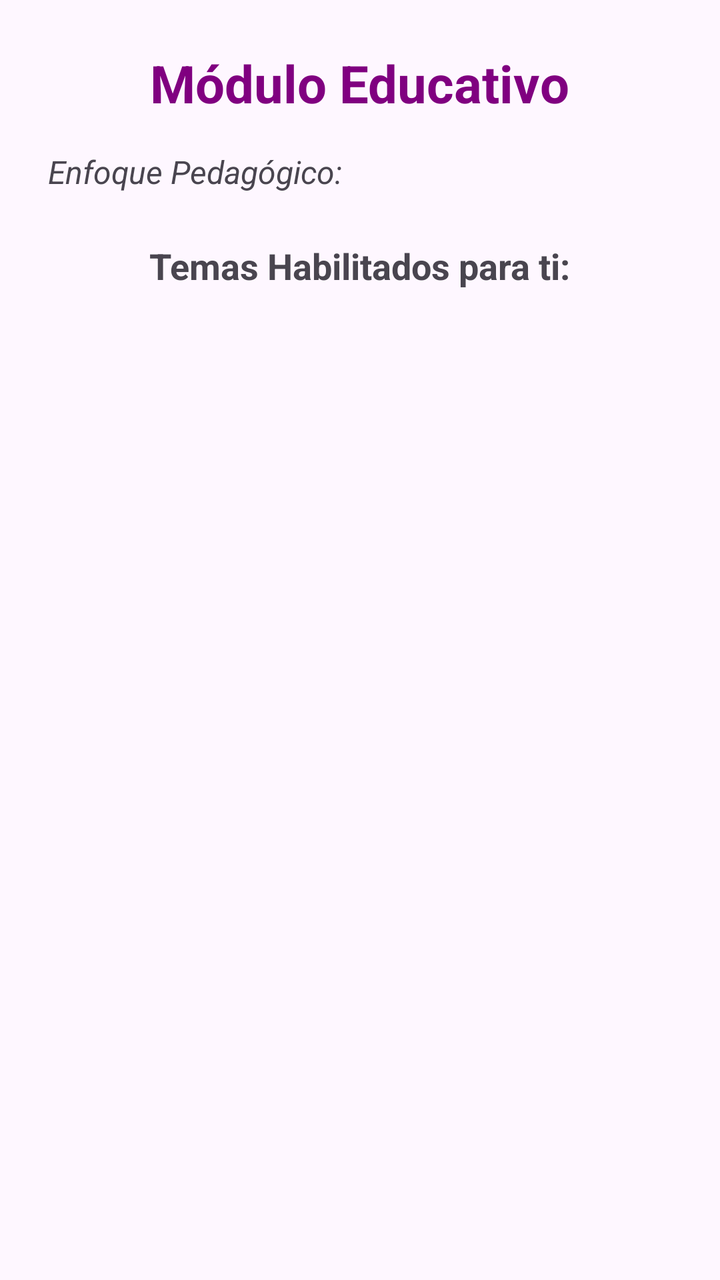
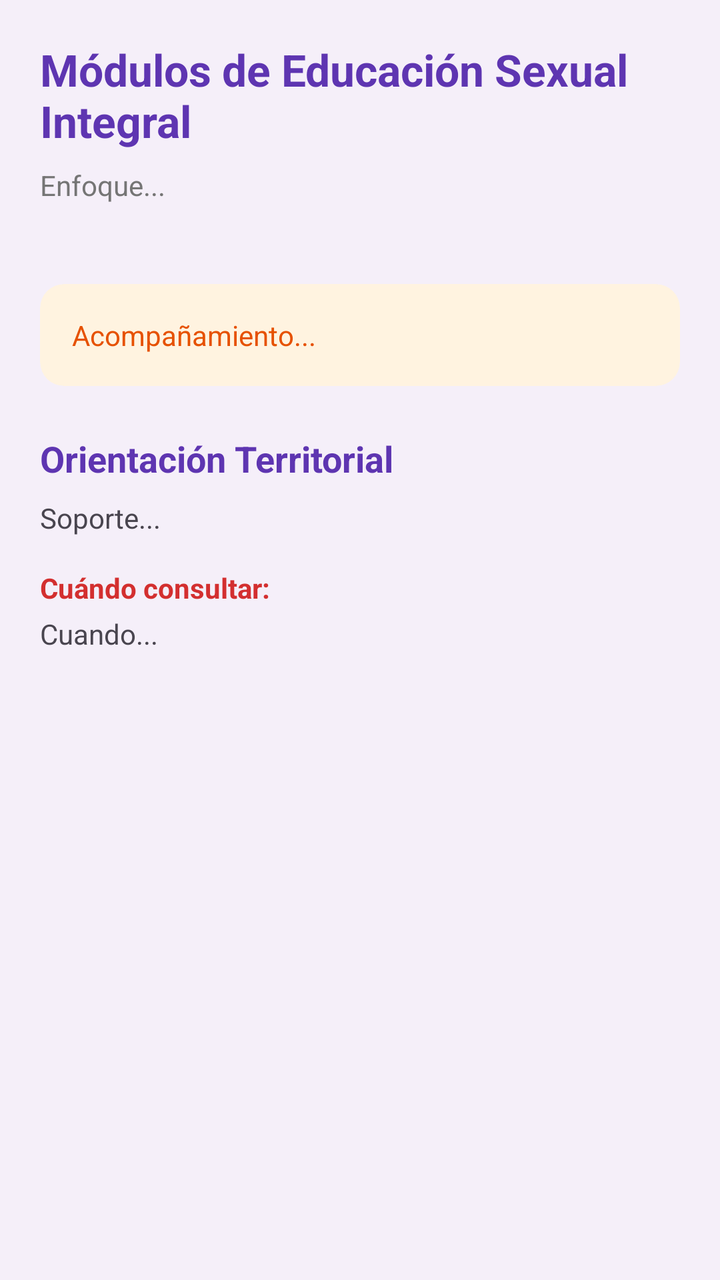

An Android layout rendered at two revisions. The XML below is the earlier revision; the diff shows what the commit changed to produce the second picture.
<!-- AndroidManifest.xml: application theme Theme.Aura -->
<!-- res/layout/activity_educacion.xml -->
<?xml version="1.0" encoding="utf-8"?>
<LinearLayout xmlns:android="http://schemas.android.com/apk/res/android"
    android:layout_width="match_parent"
    android:layout_height="match_parent"
    android:orientation="vertical"
    android:padding="24dp"
    android:gravity="center_horizontal">

    <TextView
        android:layout_width="wrap_content"
        android:layout_height="wrap_content"
        android:text="Módulo Educativo"
        android:textSize="26sp"
        android:textStyle="bold"
        android:textColor="#800080"
        android:layout_marginBottom="16dp"/>

    <TextView
        android:id="@+id/tvEnfoquePedagogico"
        android:layout_width="match_parent"
        android:layout_height="wrap_content"
        android:text="Enfoque Pedagógico:"
        android:textSize="16sp"
        android:textStyle="italic"
        android:layout_marginBottom="24dp"/>

    <TextView
        android:layout_width="wrap_content"
        android:layout_height="wrap_content"
        android:text="Temas Habilitados para ti:"
        android:textSize="18sp"
        android:textStyle="bold"
        android:layout_marginBottom="8dp"/>

    <ListView
        android:id="@+id/lvTemas"
        android:layout_width="match_parent"
        android:layout_height="0dp"
        android:layout_weight="1"
        android:layout_marginBottom="16dp"/>

    <Button
        android:id="@+id/btnIrCitas"
        android:layout_width="match_parent"
        android:layout_height="wrap_content"
        android:text="Agendar Cita Médica"
        android:backgroundTint="#800080"
        android:visibility="gone"/>
    

</LinearLayout>
<!-- resources referenced by this layout -->
<resources>
  <style name="Theme.Aura" parent="Base.Theme.Aura" />
  <style name="Base.Theme.Aura" parent="Theme.Material3.DayNight.NoActionBar">
          
          
      </style>
</resources>

<!-- the commit's change to res/layout/activity_educacion.xml (unified diff, before → after) -->
@@ -1,51 +1,94 @@
 <?xml version="1.0" encoding="utf-8"?>
-<LinearLayout xmlns:android="http://schemas.android.com/apk/res/android"
+<ScrollView xmlns:android="http://schemas.android.com/apk/res/android"
+    xmlns:app="http://schemas.android.com/apk/res-auto"
     android:layout_width="match_parent"
     android:layout_height="match_parent"
-    android:orientation="vertical"
-    android:padding="24dp"
-    android:gravity="center_horizontal">
+    android:background="@color/background_light"
+    android:fillViewport="true">
 
-    <TextView
-        android:layout_width="wrap_content"
-        android:layout_height="wrap_content"
-        android:text="Módulo Educativo"
-        android:textSize="26sp"
-        android:textStyle="bold"
-        android:textColor="#800080"
-        android:layout_marginBottom="16dp"/>
-
-    <TextView
-        android:id="@+id/tvEnfoquePedagogico"
+    <LinearLayout
         android:layout_width="match_parent"
         android:layout_height="wrap_content"
-        android:text="Enfoque Pedagógico:"
-        android:textSize="16sp"
-        android:textStyle="italic"
-        android:layout_marginBottom="24dp"/>
+        android:orientation="vertical"
+        android:padding="20dp">
 
-    <TextView
-        android:layout_width="wrap_content"
-        android:layout_height="wrap_content"
-        android:text="Temas Habilitados para ti:"
-        android:textSize="18sp"
-        android:textStyle="bold"
-        android:layout_marginBottom="8dp"/>
+        <TextView
+            android:layout_width="wrap_content"
+            android:layout_height="wrap_content"
+            android:text="Módulos de Educación Sexual Integral"
+            android:textSize="22sp"
+            android:textStyle="bold"
+            android:textColor="@color/purple_primary"
+            android:layout_marginBottom="8dp"/>
 
-    <ListView
-        android:id="@+id/lvTemas"
-        android:layout_width="match_parent"
-        android:layout_height="0dp"
-        android:layout_weight="1"
-        android:layout_marginBottom="16dp"/>
+        <TextView
+            android:id="@+id/tvEnfoque"
+            android:layout_width="wrap_content"
+            android:layout_height="wrap_content"
+            android:text="Enfoque..."
+            android:textSize="14sp"
+            android:textColor="@color/text_gray"
+            android:layout_marginBottom="24dp"/>
 
-    <Button
-        android:id="@+id/btnIrCitas"
-        android:layout_width="match_parent"
-        android:layout_height="wrap_content"
-        android:text="Agendar Cita Médica"
-        android:backgroundTint="#800080"
-        android:visibility="gone"/>
-    
+        
+        <LinearLayout
+            android:id="@+id/layoutTarjetasEducativas"
+            android:layout_width="match_parent"
+            android:layout_height="wrap_content"
+            android:orientation="vertical"
+            android:layout_marginBottom="16dp"/>
 
-</LinearLayout>
+        
+        <androidx.cardview.widget.CardView
+            android:layout_width="match_parent"
+            android:layout_height="wrap_content"
+            app:cardCornerRadius="12dp"
+            app:cardBackgroundColor="#FFF3E0"
+            app:cardElevation="0dp"
+            android:layout_marginBottom="24dp">
+
+            <TextView
+                android:id="@+id/tvAcompanamiento"
+                android:layout_width="match_parent"
+                android:layout_height="wrap_content"
+                android:padding="16dp"
+                android:textColor="#E65100"
+                android:text="Acompañamiento..."/>
+        </androidx.cardview.widget.CardView>
+
+        
+        <TextView
+            android:layout_width="wrap_content"
+            android:layout_height="wrap_content"
+            android:text="Orientación Territorial"
+            android:textStyle="bold"
+            android:textColor="@color/purple_primary"
+            android:textSize="18sp"
+            android:layout_marginBottom="8dp"/>
+
+        <TextView
+            android:id="@+id/tvSoporte"
+            android:layout_width="wrap_content"
+            android:layout_height="wrap_content"
+            android:text="Soporte..."
+            android:textSize="14sp"
+            android:layout_marginBottom="16dp"/>
+
+        <TextView
+            android:layout_width="wrap_content"
+            android:layout_height="wrap_content"
+            android:text="Cuándo consultar:"
+            android:textStyle="bold"
+            android:textColor="@color/red_panic"
+            android:layout_marginBottom="4dp"/>
+
+        <TextView
+            android:id="@+id/tvCuandoConsultar"
+            android:layout_width="wrap_content"
+            android:layout_height="wrap_content"
+            android:text="Cuando..."
+            android:textSize="14sp"
+            android:layout_marginBottom="32dp"/>
+
+    </LinearLayout>
+</ScrollView>
<!-- resource entries referenced after the edit -->
@@ -1,5 +1,9 @@
 <!-- resources referenced by this layout -->
 <resources>
+  <color name="background_light">#F5EFF9</color>
+  <color name="purple_primary">#5E35B1</color>
+  <color name="red_panic">#D32F2F</color>
+  <color name="text_gray">#757575</color>
   <style name="Theme.Aura" parent="Base.Theme.Aura" />
   <style name="Base.Theme.Aura" parent="Theme.Material3.DayNight.NoActionBar">
           
